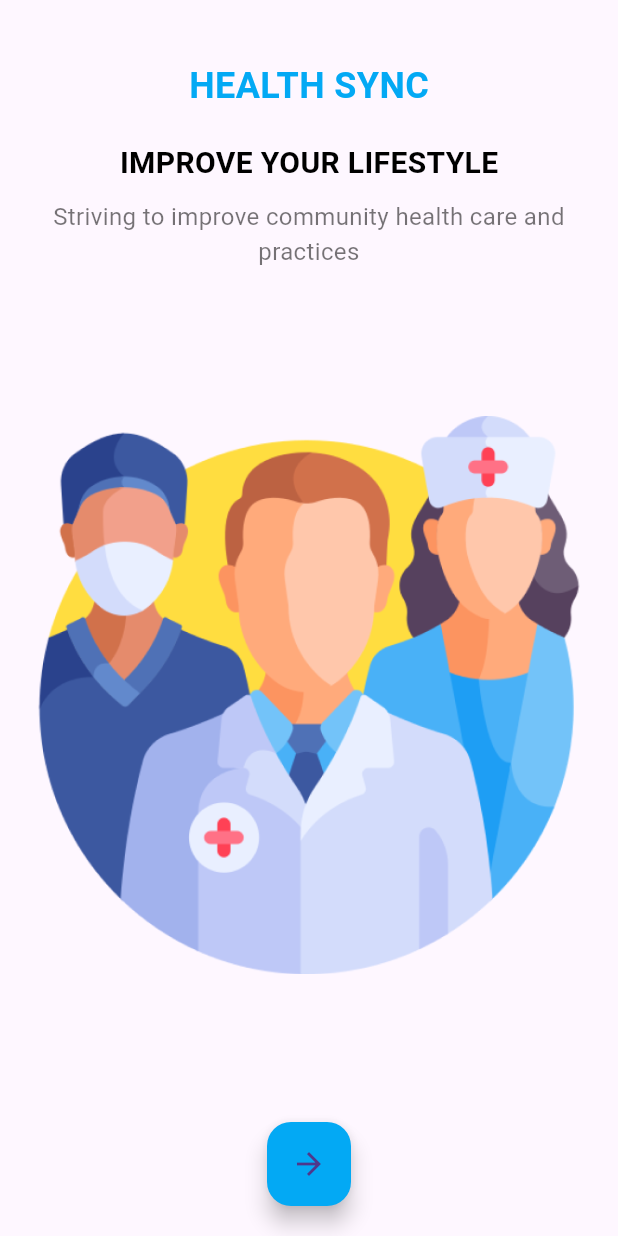
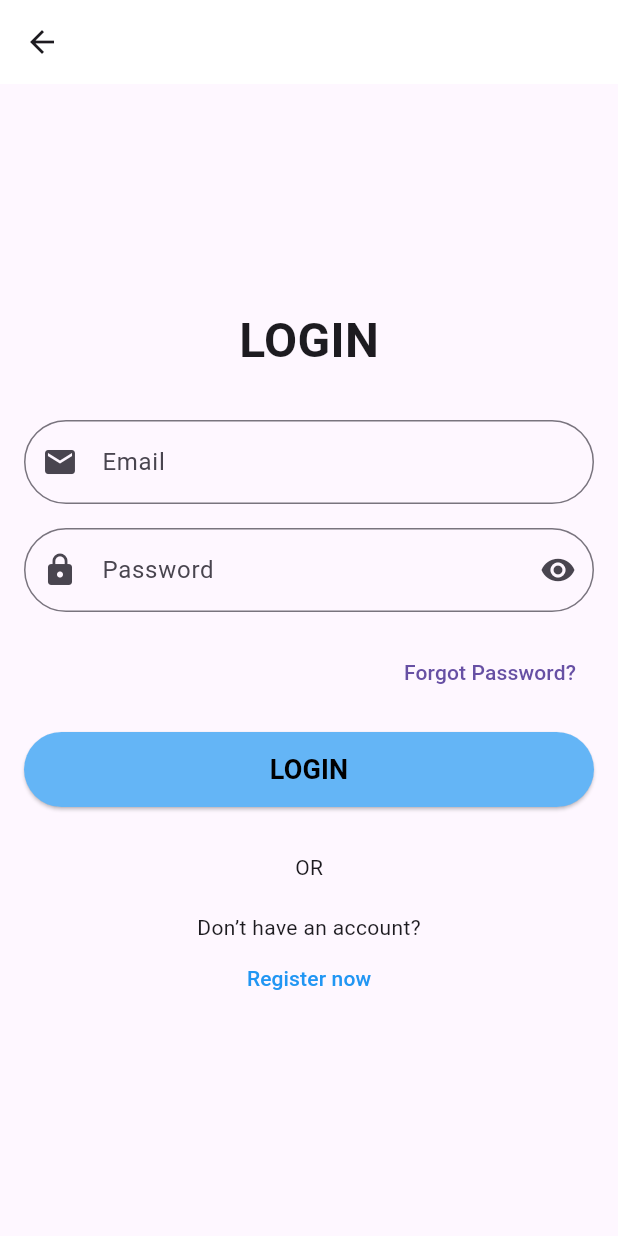
Before and after one commit to Hogwarts-Hackademy/Frontend-user, a Flutter app: the screen it shows after launch, on a phone screen of 412 x 824 dp. Run offline on Flutter 3.47's test engine with Material 3 defaults, Android fonts, the phone set to English and light mode, and no system bars.

Commit message:
Login Screen Created Successfully

```diff
--- a/lib/main.dart
+++ b/lib/main.dart
@@ -1,5 +1,6 @@
 import 'package:flutter/material.dart';
 import 'screens/IntroScreen.dart';
+import 'screens/loginScreen.dart'; // Add this import
 
 void main() {
   runApp(const MainApp());
@@ -15,7 +16,9 @@ class MainApp extends StatelessWidget {
       theme: ThemeData(
         primarySwatch: Colors.lightBlue   ,
       ),
-      home: const IntroScreen(),
+    //   home: const IntroScreen(),
+        home: const LoginScreen(), // Temporarily replace IntroScreen with LoginScreen
+
     );
   }
 }
--- /dev/null
+++ b/lib/screens/loginScreen.dart
@@ -0,0 +1,122 @@
+import 'package:flutter/material.dart';
+import 'signUp.dart';
+import 'UserHomeScreen.dart';
+
+class LoginScreen extends StatelessWidget {
+  const LoginScreen({super.key});
+
+  @override
+  Widget build(BuildContext context) {
+    return Scaffold(
+      appBar: AppBar(
+        leading: IconButton(
+          icon: const Icon(Icons.arrow_back),
+          onPressed: () {
+            Navigator.pop(context); // Back button functionality
+          },
+        ),
+        backgroundColor: Colors.white,
+        elevation: 0,
+      ),
+      body: Padding(
+        padding: const EdgeInsets.all(16.0),
+        child: Column(
+          mainAxisAlignment: MainAxisAlignment.center,
+          children: [
+            const Text(
+              'LOGIN',
+              style: TextStyle(fontSize: 32, fontWeight: FontWeight.bold),
+            ),
+            const SizedBox(height: 30),
+            // Email input field
+            TextField(
+              decoration: InputDecoration(
+                labelText: 'Email',
+                prefixIcon: const Icon(Icons.email),
+                border: OutlineInputBorder(
+                  borderRadius: BorderRadius.circular(30),
+                ),
+              ),
+            ),
+            const SizedBox(height: 16),
+            // Password input field
+            TextField(
+              obscureText: true,
+              decoration: InputDecoration(
+                labelText: 'Password',
+                prefixIcon: const Icon(Icons.lock),
+                suffixIcon: IconButton(
+                  icon: const Icon(Icons.visibility),
+                  onPressed: () {
+                    // Add visibility toggle logic here
+                  },
+                ),
+                border: OutlineInputBorder(
+                  borderRadius: BorderRadius.circular(30),
+                ),
+              ),
+            ),
+            const SizedBox(height: 16),
+            Align(
+              alignment: Alignment.centerRight,
+              child: TextButton(
+                onPressed: () {
+                  // Forgot Password logic here
+                },
+                child: const Text('Forgot Password?'),
+              ),
+            ),
+            const SizedBox(height: 16),
+            // Login button
+            ElevatedButton(
+              onPressed: () {
+                // Add login logic here
+                Navigator.push(
+                      context,
+                      MaterialPageRoute(builder: (context) => const UserHomeScreen()),
+                    );
+              },
+              style: ElevatedButton.styleFrom(
+                backgroundColor: Colors.blue[300], // Updated to backgroundColor
+                minimumSize: const Size.fromHeight(50),
+                shape: RoundedRectangleBorder(
+                  borderRadius: BorderRadius.circular(30),
+                ),
+              ),
+              child: const Text(
+                'LOGIN',
+                style: TextStyle(
+                  fontSize: 18,
+                  fontWeight: FontWeight.bold,
+                  color: Colors.black, // Set text color to black
+                ),
+              ),
+            ),
+            const SizedBox(height: 30),
+            const Text('OR'),
+            const SizedBox(height: 20),
+            // Register Now link in a new line
+            Column(
+              children: [
+                const Text("Don’t have an account?"),
+                TextButton(
+                  onPressed: () {
+                    // Navigate to SignUp screen
+                    Navigator.push(
+                      context,
+                      MaterialPageRoute(builder: (context) => const SignUpScreen()),
+                    );
+                  },
+                  child: const Text(
+                    'Register now',
+                    style: TextStyle(color: Colors.blue),
+                  ),
+                ),
+              ],
+            ),
+          ],
+        ),
+      ),
+    );
+  }
+}
```
Also changed, not shown: lib/assets/images/pimage.png (renamed from lib/assets/images/image.png), pubspec.yaml (line endings or trailing spaces).
